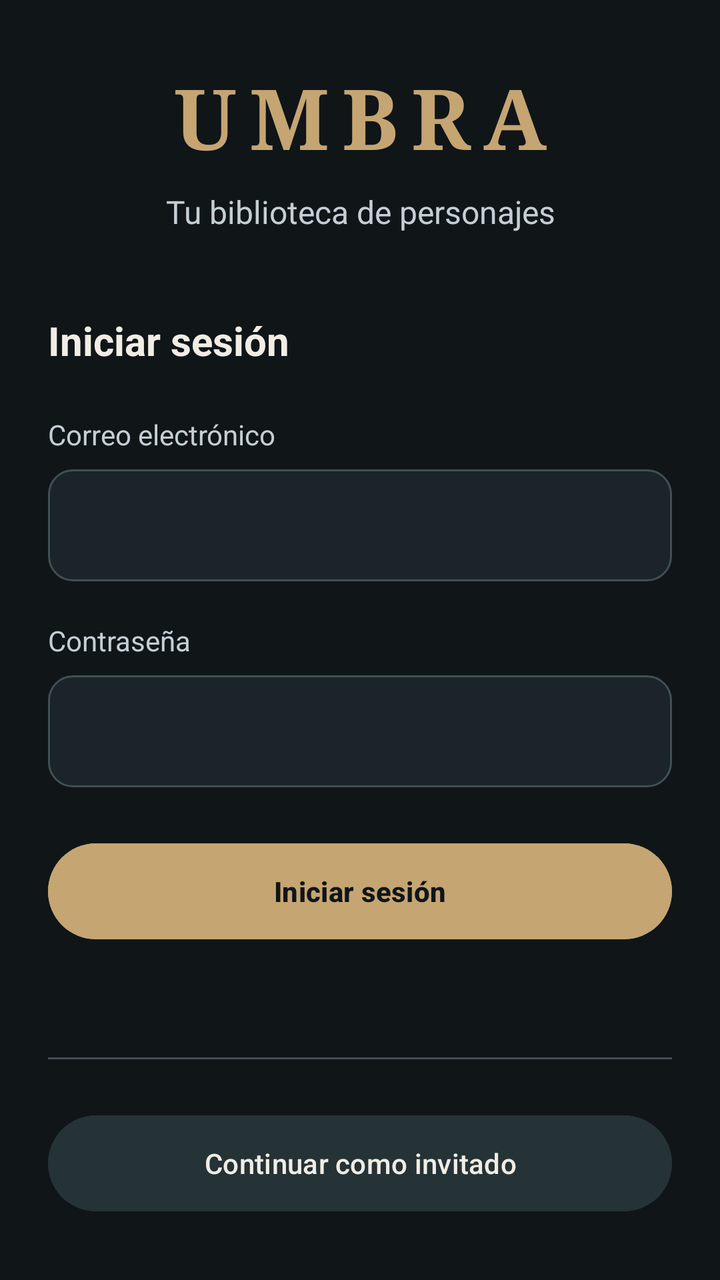
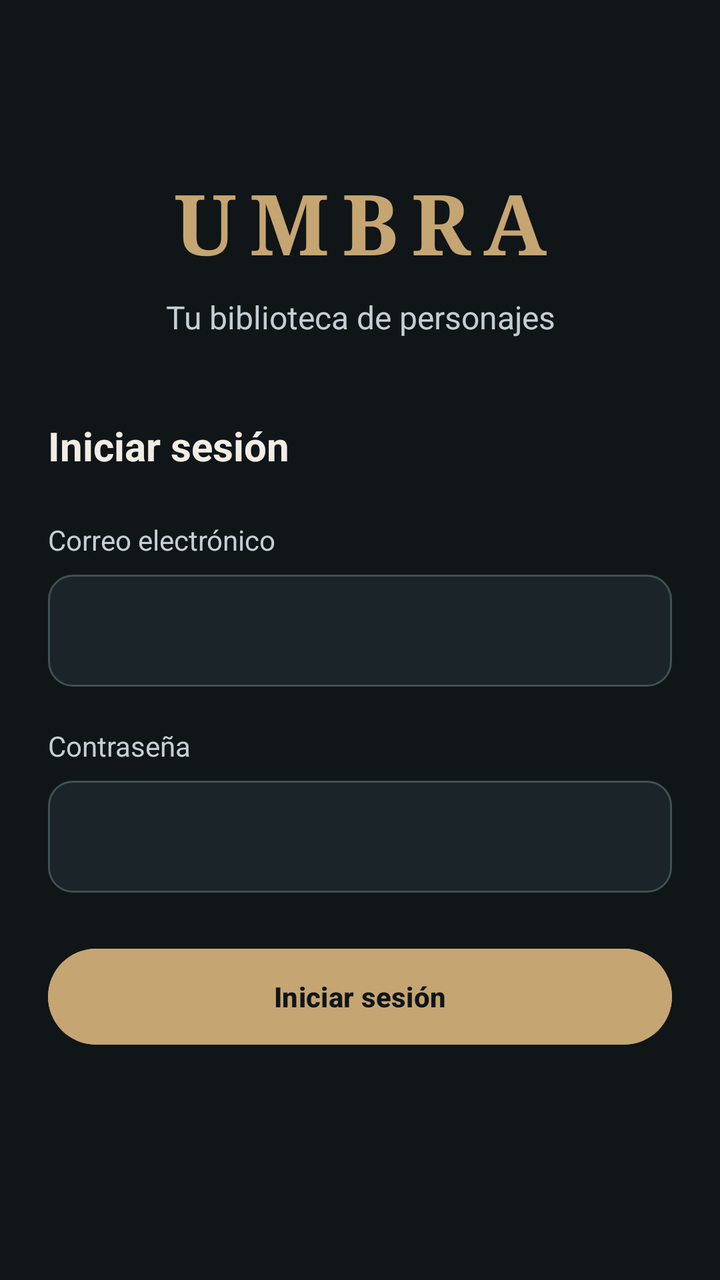

Compare the two renders of this Android layout. The source of the first and the diff that turns it into the second are given below.
<!-- AndroidManifest.xml: application theme Theme.UMBRA -->
<!-- res/layout/activity_main.xml -->
<?xml version="1.0" encoding="utf-8"?>
<ScrollView xmlns:android="http://schemas.android.com/apk/res/android"
    android:layout_width="match_parent"
    android:layout_height="match_parent"
    android:fillViewport="true"
    android:background="@color/umbra_background">

    <LinearLayout
        android:layout_width="match_parent"
        android:layout_height="wrap_content"
        android:orientation="vertical"
        android:gravity="center"
        android:padding="24dp">

        <TextView
            style="@style/UmbraTitulo"
            android:layout_width="match_parent"
            android:layout_height="wrap_content"
            android:text="@string/app_name"
            android:textSize="42sp"
            android:letterSpacing="0.15"
            android:fontFamily="serif"
            android:gravity="center"
            android:layout_marginBottom="8dp" />

        <TextView
            style="@style/UmbraTextoSecundario"
            android:layout_width="match_parent"
            android:layout_height="wrap_content"
            android:text="@string/textview_biblioteca"
            android:textSize="16sp"
            android:gravity="center"
            android:layout_marginBottom="40dp" />

        <TextView
            style="@style/UmbraSubtitulo"
            android:layout_width="match_parent"
            android:layout_height="wrap_content"
            android:text="@string/button_inicioSesión"
            android:layout_marginBottom="24dp" />

        <TextView
            style="@style/UmbraTextoSecundario"
            android:layout_width="match_parent"
            android:layout_height="wrap_content"
            android:text="@string/hint_correoElectronico"
            android:labelFor="@id/etEmail"
            android:layout_marginBottom="8dp" />


        <EditText
            android:id="@+id/etEmail"
            android:layout_width="match_parent"
            android:layout_height="wrap_content"
            android:background="@drawable/umbra_input_background"
            android:inputType="textEmailAddress"
            android:singleLine="true"
            android:autofillHints="emailAddress"
            android:textColor="@color/umbra_text"
            android:textColorHint="@color/umbra_text_secondary"
            android:textSize="16sp"
            android:minHeight="56dp"
            android:imeOptions="actionNext"
            android:layout_marginBottom="20dp" />


        <TextView
            style="@style/UmbraTextoSecundario"
            android:layout_width="match_parent"
            android:layout_height="wrap_content"
            android:text="@string/hint_contraseña"
            android:labelFor="@id/etPassword"
            android:layout_marginBottom="8dp" />


        <EditText
            android:id="@+id/etPassword"
            android:layout_width="match_parent"
            android:layout_height="wrap_content"
            android:background="@drawable/umbra_input_background"
            android:inputType="textPassword"
            android:singleLine="true"
            android:autofillHints="password"
            android:textColor="@color/umbra_text"
            android:textColorHint="@color/umbra_text_secondary"
            android:textSize="16sp"
            android:minHeight="56dp"
            android:imeOptions="actionDone"
            android:layout_marginBottom="24dp" />


        <Button
            android:id="@+id/btnLogin"
            style="@style/UmbraBotonPrincipal"
            android:layout_width="match_parent"
            android:layout_height="wrap_content"
            android:text="@string/button_inicioSesión"
            android:minHeight="56dp" />

        <TextView
            android:id="@+id/txtLoginEstado"
            style="@style/UmbraTextoSecundario"
            android:layout_width="match_parent"
            android:layout_height="wrap_content"
            android:gravity="center"
            android:accessibilityLiveRegion="polite"
            android:layout_marginTop="12dp"
            android:layout_marginBottom="24dp" />

        <View
            android:layout_width="match_parent"
            android:layout_height="1dp"
            android:background="@color/umbra_border"
            android:layout_marginBottom="24dp" />

        <Button
            android:id="@+id/btnBiblioteca"
            style="@style/UmbraBotonSecundario"
            android:layout_width="match_parent"
            android:layout_height="wrap_content"
            android:text="@string/button_continuarInvitado"
            android:minHeight="56dp" />

    </LinearLayout>

</ScrollView>
<!-- resources referenced by this layout -->
<resources>
  <color name="umbra_background">#101518</color>
  <color name="umbra_border">#405054</color>
  <color name="umbra_text">#F1EDE5</color>
  <color name="umbra_text_secondary">#C4CFD5</color>
  <!-- drawable umbra_input_background (drawable) -->
  <?xml version="1.0" encoding="utf-8"?>
  <shape xmlns:android="http://schemas.android.com/apk/res/android"
      android:shape="rectangle">
  
      <solid android:color="@color/umbra_surface" />
  
      <stroke
          android:width="1dp"
          android:color="@color/umbra_border" />
  
      <corners android:radius="12dp" />
  
      <padding
          android:left="16dp"
          android:top="12dp"
          android:right="16dp"
          android:bottom="12dp" />
  
  </shape>
  <string name="app_name">UMBRA</string>
  <string name="button_continuarInvitado">Continuar como invitado</string>
  <string name="hint_correoElectronico">Correo electrónico</string>
  <string name="textview_biblioteca">Tu biblioteca de personajes</string>
  <style name="UmbraBotonPrincipal">
          <item name="android:backgroundTint">@color/umbra_primary</item>
          <item name="android:textColor">@color/umbra_on_primary</item>
          <item name="android:textSize">14sp</item>
          <item name="android:textStyle">bold</item>
          <item name="android:textAllCaps">false</item>
          <item name="android:minHeight">48dp</item>
      </style>
  <style name="UmbraBotonSecundario">
          <item name="android:backgroundTint">@color/umbra_surface_variant</item>
          <item name="android:textColor">@color/umbra_text</item>
          <item name="android:textSize">14sp</item>
          <item name="android:textAllCaps">false</item>
          <item name="android:minHeight">48dp</item>
      </style>
  <style name="UmbraSubtitulo">
          <item name="android:textColor">@color/umbra_text</item>
          <item name="android:textSize">20sp</item>
          <item name="android:textStyle">bold</item>
      </style>
  <style name="UmbraTextoSecundario">
          <item name="android:textColor">@color/umbra_text_secondary</item>
          <item name="android:textSize">14sp</item>
      </style>
  <style name="UmbraTitulo">
          <item name="android:textColor">@color/umbra_primary</item>
          <item name="android:textSize">28sp</item>
          <item name="android:textStyle">bold</item>
      </style>
  <style name="Theme.UMBRA" parent="Base.Theme.UMBRA" />
  <color name="umbra_surface">#1B2428</color>
  <color name="umbra_primary">#C5A572</color>
  <color name="umbra_on_primary">#101518</color>
  <color name="umbra_surface_variant">#253236</color>
  <style name="Base.Theme.UMBRA" parent="Theme.Material3.DayNight.NoActionBar">
  
          <item name="colorPrimary">@color/umbra_primary</item>
          <item name="colorPrimaryDark">@color/umbra_primary_dark</item>
          <item name="colorAccent">@color/umbra_primary</item>
  
          <item name="android:windowBackground">@color/umbra_background</item>
          <item name="android:statusBarColor">@color/umbra_background</item>
          <item name="android:navigationBarColor">@color/umbra_background</item>
  
          <item name="android:windowLightStatusBar">false</item>
  
          <item name="android:textColorPrimary">@color/umbra_text</item>
          <item name="android:textColorSecondary">@color/umbra_text_secondary</item>
  
      </style>
  <color name="umbra_primary_dark">#917447</color>
</resources>

<!-- the commit's change to res/layout/activity_main.xml (unified diff, before → after) -->
@@ -47,7 +47,6 @@
             android:labelFor="@id/etEmail"
             android:layout_marginBottom="8dp" />
 
-
         <EditText
             android:id="@+id/etEmail"
             android:layout_width="match_parent"
@@ -63,7 +62,6 @@
             android:imeOptions="actionNext"
             android:layout_marginBottom="20dp" />
 
-
         <TextView
             style="@style/UmbraTextoSecundario"
             android:layout_width="match_parent"
@@ -71,7 +69,6 @@
             android:text="@string/hint_contraseña"
             android:labelFor="@id/etPassword"
             android:layout_marginBottom="8dp" />
-
 
         <EditText
             android:id="@+id/etPassword"
@@ -88,7 +85,6 @@
             android:imeOptions="actionDone"
             android:layout_marginBottom="24dp" />
 
-
         <Button
             android:id="@+id/btnLogin"
             style="@style/UmbraBotonPrincipal"
@@ -104,22 +100,7 @@
             android:layout_height="wrap_content"
             android:gravity="center"
             android:accessibilityLiveRegion="polite"
-            android:layout_marginTop="12dp"
-            android:layout_marginBottom="24dp" />
-
-        <View
-            android:layout_width="match_parent"
-            android:layout_height="1dp"
-            android:background="@color/umbra_border"
-            android:layout_marginBottom="24dp" />
-
-        <Button
-            android:id="@+id/btnBiblioteca"
-            style="@style/UmbraBotonSecundario"
-            android:layout_width="match_parent"
-            android:layout_height="wrap_content"
-            android:text="@string/button_continuarInvitado"
-            android:minHeight="56dp" />
+            android:layout_marginTop="12dp" />
 
     </LinearLayout>
 
<!-- resource entries referenced after the edit -->
@@ -25,7 +25,6 @@
   
   </shape>
   <string name="app_name">UMBRA</string>
-  <string name="button_continuarInvitado">Continuar como invitado</string>
   <string name="hint_correoElectronico">Correo electrónico</string>
   <string name="textview_biblioteca">Tu biblioteca de personajes</string>
   <style name="UmbraBotonPrincipal">
@@ -33,13 +32,6 @@
           <item name="android:textColor">@color/umbra_on_primary</item>
           <item name="android:textSize">14sp</item>
           <item name="android:textStyle">bold</item>
-          <item name="android:textAllCaps">false</item>
-          <item name="android:minHeight">48dp</item>
-      </style>
-  <style name="UmbraBotonSecundario">
-          <item name="android:backgroundTint">@color/umbra_surface_variant</item>
-          <item name="android:textColor">@color/umbra_text</item>
-          <item name="android:textSize">14sp</item>
           <item name="android:textAllCaps">false</item>
           <item name="android:minHeight">48dp</item>
       </style>
@@ -61,7 +53,6 @@
   <color name="umbra_surface">#1B2428</color>
   <color name="umbra_primary">#C5A572</color>
   <color name="umbra_on_primary">#101518</color>
-  <color name="umbra_surface_variant">#253236</color>
   <style name="Base.Theme.UMBRA" parent="Theme.Material3.DayNight.NoActionBar">
   
           <item name="colorPrimary">@color/umbra_primary</item>
